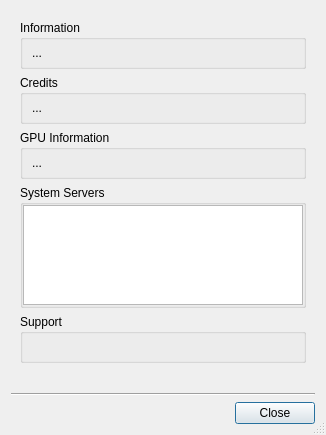
Above: client/nx_client_desktop/src/ui/dialogs/about_dialog.ui from networkoptix/nx_open before the change. Below: the same form after it.
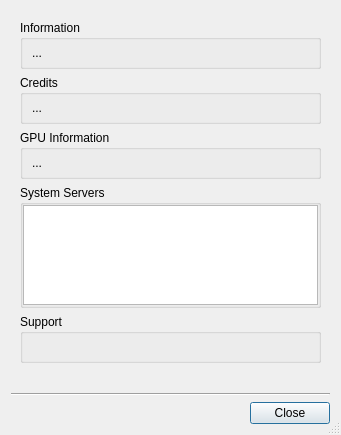
That is the form after the change.

Commit message:
VMS-11260: Hide servers list in About dialog when client is not connected to any system
<==== Mercurial data ====>
Branch: vms

```diff
--- a/client/nx_client_desktop/src/ui/dialogs/about_dialog.ui
+++ b/client/nx_client_desktop/src/ui/dialogs/about_dialog.ui
@@ -6,8 +6,8 @@
    <rect>
     <x>0</x>
     <y>0</y>
-    <width>326</width>
-    <height>388</height>
+    <width>341</width>
+    <height>409</height>
    </rect>
   </property>
   <property name="sizePolicy">
@@ -25,7 +25,7 @@
   <layout class="QVBoxLayout" name="verticalLayout">
    <item>
     <widget class="QWidget" name="widget" native="true">
-     <layout class="QVBoxLayout" name="verticalLayout_7">
+     <layout class="QVBoxLayout" name="verticalLayout_7" stretch="0,0,0,1,0,0">
       <property name="bottomMargin">
        <number>24</number>
       </property>
@@ -244,6 +244,19 @@
         </layout>
        </widget>
       </item>
+      <item>
+       <spacer name="verticalSpacer">
+        <property name="orientation">
+         <enum>Qt::Vertical</enum>
+        </property>
+        <property name="sizeHint" stdset="0">
+         <size>
+          <width>20</width>
+          <height>0</height>
+         </size>
+        </property>
+       </spacer>
+      </item>
      </layout>
     </widget>
    </item>
```
Left out of the diff: 6 changed lines with no effect on the pictures. The commit also changes 1 other file.
